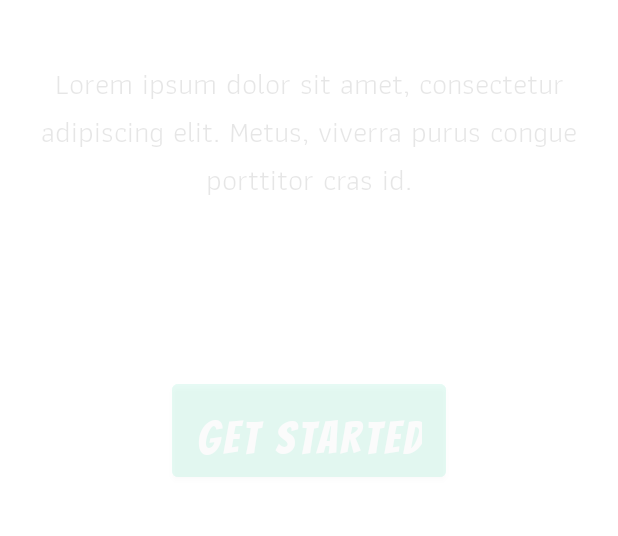
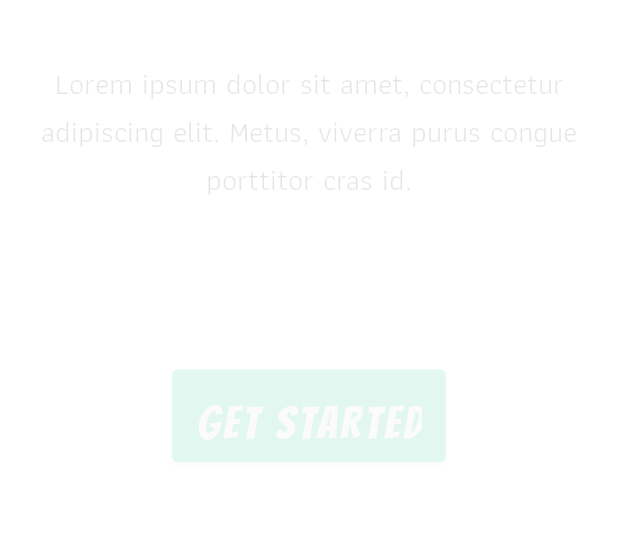
Before and after one commit to DevSheila/Tuvybe, an Android app: the first screen one second after launch (MainActivity), on a phone screen of 412 x 824 dp, the part 558-1094 px from its top. Run offline under Robolectric (Android 15) with nearby library versions, the phone set to English and light mode, and no system bars; our stand-ins replace ButterKnife.

```diff
--- a/app/src/main/java/com/example/tuvybe/MainActivity.java
+++ b/app/src/main/java/com/example/tuvybe/MainActivity.java
@@ -2,7 +2,9 @@ package com.example.tuvybe;
 
 import androidx.appcompat.app.AppCompatActivity;
 
+import android.content.Intent;
 import android.os.Bundle;
+import android.os.Handler;
 import android.view.WindowManager;
 import android.view.animation.Animation;
 import android.view.animation.AnimationUtils;
@@ -24,6 +26,7 @@ public class MainActivity extends AppCompatActivity {
 
     //animation variables
     Animation topAnim,bottomAnim;
+    private static int SPLASH_SCREEN=5000;
 
     @Override
     protected void onCreate(Bundle savedInstanceState) {
@@ -43,6 +46,16 @@ public class MainActivity extends AppCompatActivity {
         mAppAbout.setAnimation(bottomAnim);
         mSplashButton.setAnimation(bottomAnim);
 
+        new Handler().postDelayed(new Runnable(){
+            @Override
+            public void run() {
+                Intent intent = new Intent(getApplicationContext(),LoginActivity.class);
+                startActivity(intent);
+                finish();//remove activity from activity stack
+
+            }
+        }, SPLASH_SCREEN);
+
 
     }
 }
--- /dev/null
+++ b/app/src/main/res/layout/activity_login.xml
@@ -0,0 +1,6 @@
+<?xml version="1.0" encoding="utf-8"?>
+<androidx.constraintlayout.widget.ConstraintLayout
+    xmlns:android="http://schemas.android.com/apk/res/android" android:layout_width="match_parent"
+    android:layout_height="match_parent">
+
+</androidx.constraintlayout.widget.ConstraintLayout>
--- a/app/src/main/res/layout/activity_main.xml
+++ b/app/src/main/res/layout/activity_main.xml
@@ -59,14 +59,16 @@
         android:layout_height="wrap_content"
         android:layout_marginStart="145dp"
         android:layout_marginLeft="145dp"
+        android:layout_marginTop="58dp"
         android:layout_marginEnd="145dp"
         android:layout_marginRight="145dp"
-        android:layout_marginBottom="128dp"
+        android:layout_marginBottom="92dp"
         android:backgroundTint="#0AD698"
         android:fontFamily="@font/bangers"
         android:text="GET STARTED"
         android:textSize="30sp"
         app:layout_constraintBottom_toBottomOf="parent"
         app:layout_constraintEnd_toEndOf="parent"
-        app:layout_constraintStart_toStartOf="parent" />
+        app:layout_constraintStart_toStartOf="parent"
+        app:layout_constraintTop_toBottomOf="@+id/appAbout" />
 </androidx.constraintlayout.widget.ConstraintLayout>
```
Also changed, not shown: app/src/main/AndroidManifest.xml (+7 -0 lines), app/src/main/java/com/example/tuvybe/LoginActivity.java (added, +28 -0 lines).
